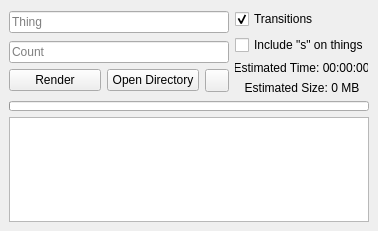
Before: the Qt Designer form mainwindow.ui in MrSuspicious0/bumblefuck, drawn with Qt 5.
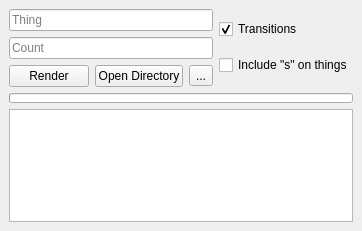
After: the same form once the commit is applied. Icons and pictures are not drawn.

What changed in the file:
```diff
--- a/mainwindow.ui
+++ b/mainwindow.ui
@@ -6,19 +6,19 @@
    <rect>
     <x>0</x>
     <y>0</y>
-    <width>378</width>
+    <width>362</width>
     <height>231</height>
    </rect>
   </property>
   <property name="minimumSize">
    <size>
-    <width>378</width>
+    <width>362</width>
     <height>231</height>
    </size>
   </property>
   <property name="maximumSize">
    <size>
-    <width>378</width>
+    <width>362</width>
     <height>231</height>
    </size>
   </property>
@@ -99,11 +99,7 @@
                <string>Music Manager</string>
               </property>
               <property name="text">
-               <string/>
-              </property>
-              <property name="icon">
-               <iconset resource="icon.qrc">
-                <normaloff>:/dancingbee.ico</normaloff>:/dancingbee.ico</iconset>
+               <string>...</string>
               </property>
              </widget>
             </item>
@@ -132,32 +128,6 @@
           </property>
          </widget>
         </item>
-        <item>
-         <widget class="QLabel" name="lblEstimation">
-          <property name="maximumSize">
-           <size>
-            <width>133</width>
-            <height>16777215</height>
-           </size>
-          </property>
-          <property name="text">
-           <string>Estimated Time: 00:00:00</string>
-          </property>
-          <property name="alignment">
-           <set>Qt::AlignCenter</set>
-          </property>
-         </widget>
-        </item>
-        <item>
-         <widget class="QLabel" name="lblFilesize">
-          <property name="text">
-           <string>Estimated Size: 0 MB</string>
-          </property>
-          <property name="alignment">
-           <set>Qt::AlignCenter</set>
-          </property>
-         </widget>
-        </item>
        </layout>
       </item>
      </layout>
```
Left out of the diff: 17 changed lines with no effect on the pictures.
